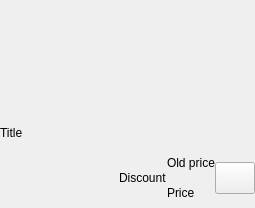
This is widgets/storegridtile.ui in pamugk/nebulae-qt as Qt 5 draws it before an edit. The edited form follows.
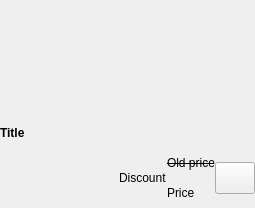
This is the edited form. Icons and pictures are not drawn.

Diff of the .ui file:
```diff
--- a/widgets/storegridtile.ui
+++ b/widgets/storegridtile.ui
@@ -50,7 +50,12 @@
     </widget>
    </item>
    <item row="2" column="2">
-    <widget class="QLabel" name="oldPrice">
+    <widget class="QLabel" name="oldPriceLabel">
+     <property name="font">
+      <font>
+       <strikeout>true</strikeout>
+      </font>
+     </property>
      <property name="text">
       <string>Old price</string>
      </property>
@@ -94,6 +99,11 @@
    </item>
    <item row="1" column="0" colspan="4">
     <widget class="QLabel" name="titleLabel">
+     <property name="font">
+      <font>
+       <bold>true</bold>
+      </font>
+     </property>
      <property name="text">
       <string>Title</string>
      </property>
```
Left out of the diff: 18 changed lines with no effect on the pictures.
